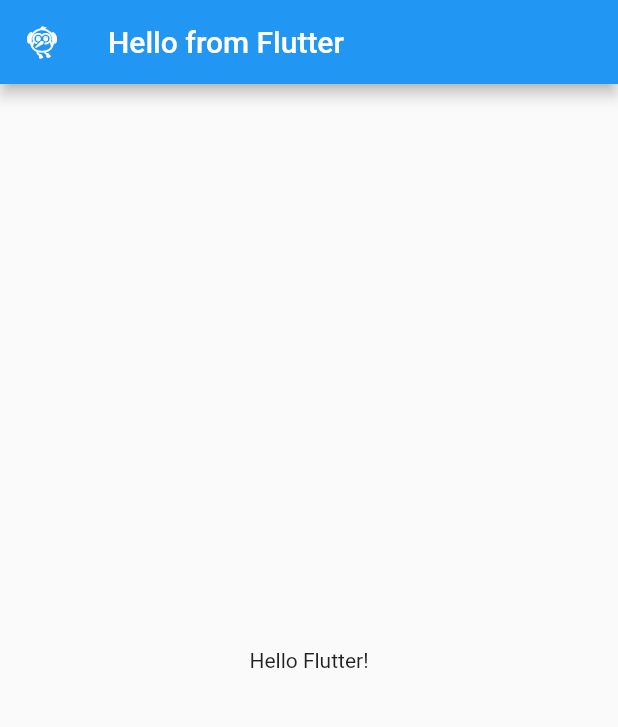
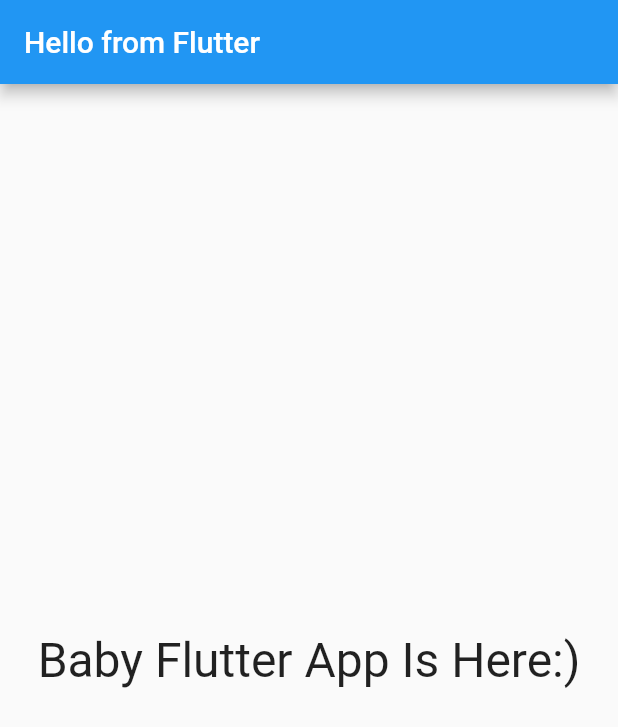
Before and after one commit to SelomieK/baby_flutter, a Flutter app: the screen it shows after launch, on a phone screen of 412 x 824 dp. Shown: the top 727 px of the screen. Run offline on Flutter 3.47's test engine with Material 2 defaults, Android fonts, the phone set to English and light mode, and no system bars; our stand-ins replace google_fonts; Roboto replaces fonts that are missing (Acme).

Commit message:
font adjustments

```diff
--- a/lib/main.dart
+++ b/lib/main.dart
@@ -1,4 +1,5 @@
 import 'package:flutter/material.dart';
+import 'package:google_fonts/google_fonts.dart';
 
 void main() {
   runApp(const MyApp());
@@ -6,18 +7,17 @@ void main() {
 
 class MyApp extends StatelessWidget {
   const MyApp({super.key});
+
   @override
   Widget build(BuildContext context) {
     return MaterialApp(
       title: 'First Flutter',
       home: Scaffold(
-        appBar: AppBar(
-            title: const Text('Hello from Flutter'),
-            leading: const Icon(Icons.flutter_dash)),
-        body: const Center(
+        appBar: AppBar(title: const Text('Hello from Flutter')),
+        body: Center(
           child: Text(
-            'Hello Flutter!',
-            textDirection: TextDirection.ltr,
+            'Baby Flutter App Is Here:)',
+            style: GoogleFonts.acme(fontSize: 32),
           ),
         ),
       ),
```
Also changed, not shown: pubspec.yaml (+13 -4 lines), fonts/Raleway-Italic.ttf (added), fonts/Raleway-Regular.ttf (added), pubspec.lock, 1 other file.
